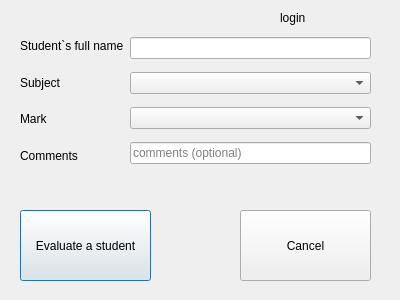
Above: QTcreator/Diary/add_mark_2.ui from albaSANDROS/DIPLOMA-PROJECT.-Multi-user-client-server-application-e-journal before the change. Below: the same form after it.
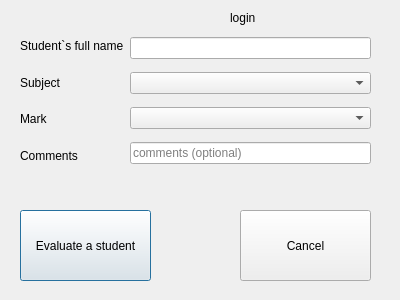
That is the form after the change.

```diff
--- a/QTcreator/Diary/add_mark_2.ui
+++ b/QTcreator/Diary/add_mark_2.ui
@@ -42,9 +42,9 @@
   <widget class="QLabel" name="label">
    <property name="geometry">
     <rect>
-     <x>280</x>
+     <x>230</x>
      <y>10</y>
-     <width>101</width>
+     <width>151</width>
      <height>16</height>
     </rect>
    </property>
```
